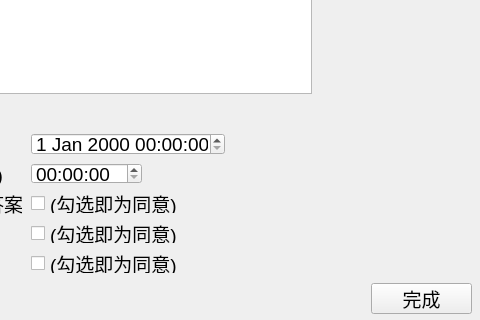
Above: source/combinepaper.ui from Sodataco/exam-system before the change; both pictures show x 209 to 689 and y 137 to 457 of the 689 by 457 pixel window. Below: the same form after it.
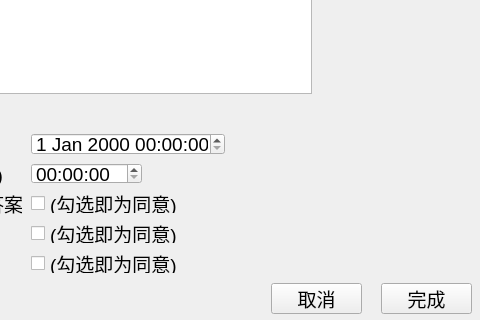
That is the form after the change.

The edit to the form file:
```diff
--- a/source/combinepaper.ui
+++ b/source/combinepaper.ui
@@ -194,9 +194,9 @@
   <widget class="QPushButton" name="finish">
    <property name="geometry">
     <rect>
-     <x>580</x>
+     <x>590</x>
      <y>420</y>
-     <width>101</width>
+     <width>91</width>
      <height>31</height>
     </rect>
    </property>
@@ -204,6 +204,19 @@
     <string>完成</string>
    </property>
   </widget>
+  <widget class="QPushButton" name="Return">
+   <property name="geometry">
+    <rect>
+     <x>480</x>
+     <y>420</y>
+     <width>91</width>
+     <height>31</height>
+    </rect>
+   </property>
+   <property name="text">
+    <string>取消</string>
+   </property>
+  </widget>
  </widget>
  <resources/>
  <connections/>
```
Left out of the diff: 8 changed lines with no effect on the pictures.
